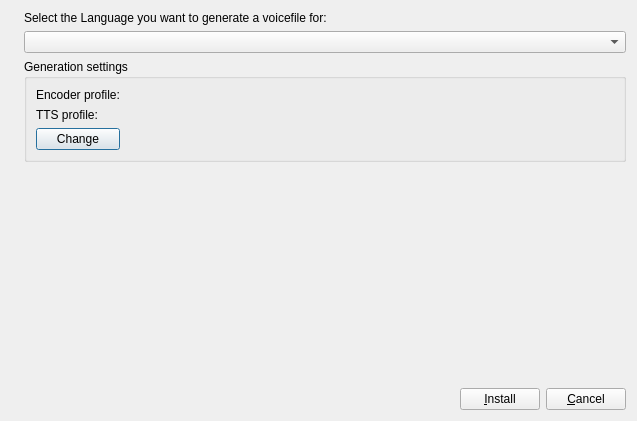
Rockbox-Chinese-Community/Rockbox-RCC, file rbutil/rbutilqt/createvoicefrm.ui: the form before one commit.
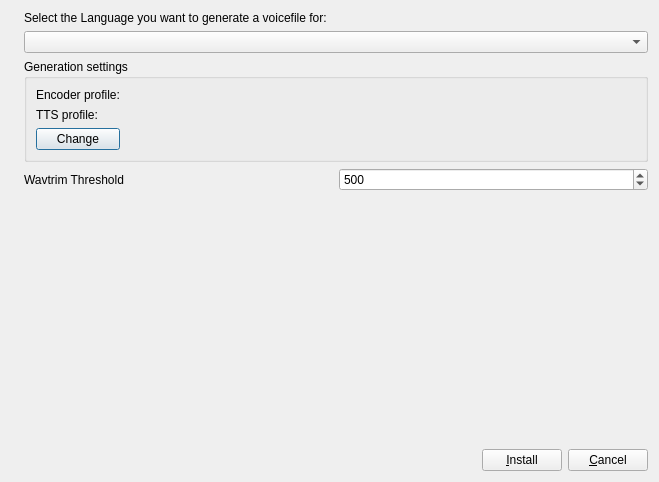
The form after the commit. Icons and pictures are not drawn.

What changed in the file:
```diff
--- a/rbutil/rbutilqt/createvoicefrm.ui
+++ b/rbutil/rbutilqt/createvoicefrm.ui
@@ -8,8 +8,8 @@
    <rect>
     <x>0</x>
     <y>0</y>
-    <width>637</width>
-    <height>421</height>
+    <width>659</width>
+    <height>482</height>
    </rect>
   </property>
   <property name="windowTitle" >
@@ -94,7 +94,7 @@
      </layout>
     </widget>
    </item>
-   <item row="3" column="1" >
+   <item row="4" column="1" >
     <spacer>
      <property name="orientation" >
       <enum>Qt::Vertical</enum>
@@ -107,7 +107,7 @@
      </property>
     </spacer>
    </item>
-   <item row="4" column="1" >
+   <item row="5" column="1" >
     <spacer>
      <property name="orientation" >
       <enum>Qt::Horizontal</enum>
@@ -120,7 +120,7 @@
      </property>
     </spacer>
    </item>
-   <item row="4" column="2" >
+   <item row="5" column="2" >
     <layout class="QHBoxLayout" >
      <item>
       <widget class="QPushButton" name="buttonOk" >
@@ -144,6 +144,27 @@
      </item>
     </layout>
    </item>
+   <item row="3" column="1" colspan="2" >
+    <layout class="QHBoxLayout" >
+     <item>
+      <widget class="QLabel" name="label_3" >
+       <property name="text" >
+        <string>Wavtrim Threshold</string>
+       </property>
+      </widget>
+     </item>
+     <item>
+      <widget class="QSpinBox" name="wavtrimthreshold" >
+       <property name="maximum" >
+        <number>5000</number>
+       </property>
+       <property name="value" >
+        <number>500</number>
+       </property>
+      </widget>
+     </item>
+    </layout>
+   </item>
   </layout>
  </widget>
  <tabstops>
```
